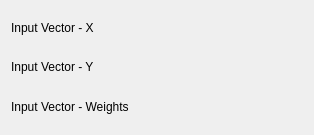
First picture: the form in src/plugins/fits/exponential_weighted/fitexponential_weightedconfig.ui, repository Kst-plot/kst, before the edit.
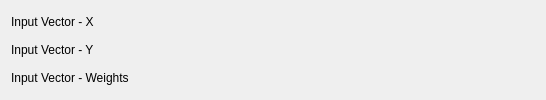
Second picture: the form after the edit. Custom widgets are drawn as their Qt base class.

Diff of the .ui file:
```diff
--- a/src/plugins/fits/exponential_weighted/fitexponential_weightedconfig.ui
+++ b/src/plugins/fits/exponential_weighted/fitexponential_weightedconfig.ui
@@ -5,8 +5,8 @@
    <rect>
     <x>0</x>
     <y>0</y>
-    <width>314</width>
-    <height>135</height>
+    <width>544</width>
+    <height>100</height>
    </rect>
   </property>
   <layout class="QVBoxLayout" name="verticalLayout" >
@@ -96,6 +96,12 @@
          <verstretch>0</verstretch>
         </sizepolicy>
        </property>
+       <property name="minimumSize" >
+        <size>
+         <width>400</width>
+         <height>0</height>
+        </size>
+       </property>
       </widget>
      </item>
     </layout>
```
